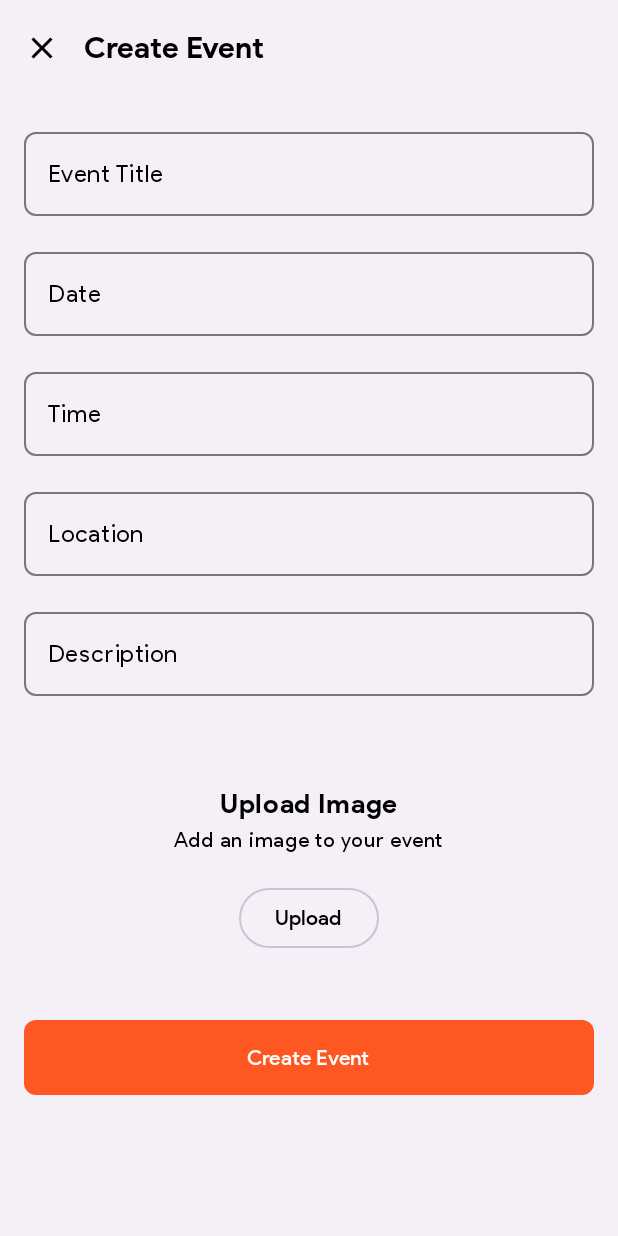
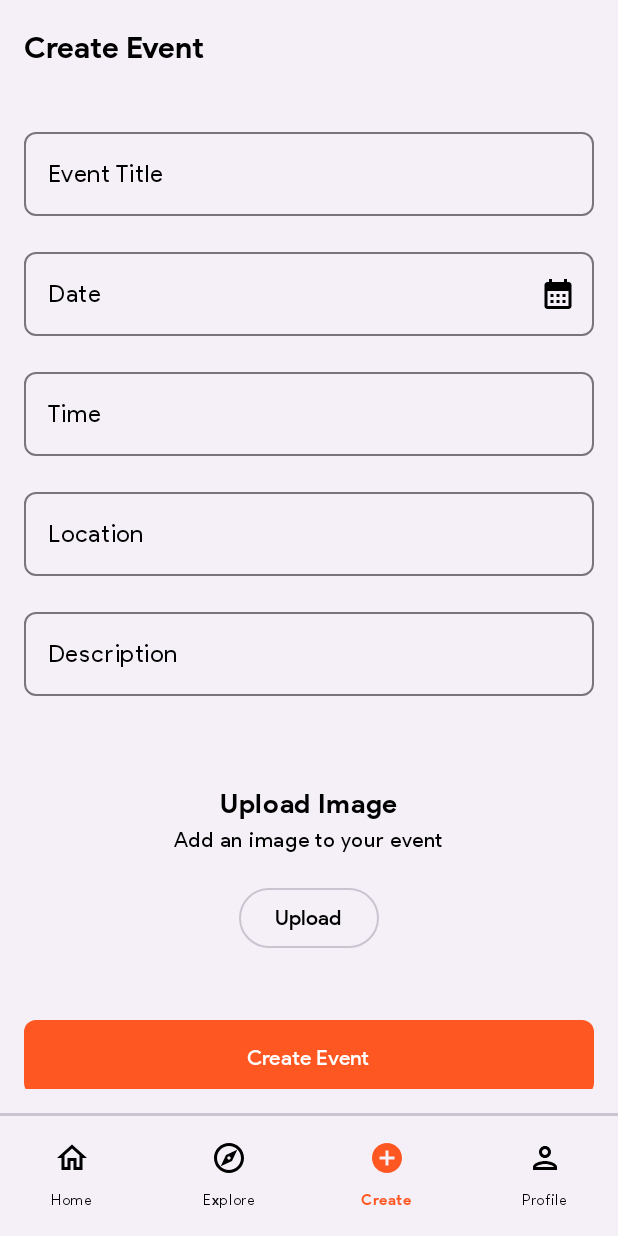
Before and after one commit to Dev-Micah/LiveSpotEvents, an Android app built with Jetpack Compose: the MainScreen screen opened through its navigation route, item 3 of the bottom bar chosen, on a phone screen of 412 x 824 dp. Run offline under Robolectric (Android 15) with nearby library versions, the phone set to English and light mode, and no system bars; our stand-ins replace Shimmer; libraries missing offline, so code that uses them is left out: io.github.jan.supabase; pictures from the network do not load; 1 statement that could not run was skipped.

```diff
--- a/app/src/main/java/com/micahnyabuto/livespotevents/ui/components/CustomTextField.kt
+++ b/app/src/main/java/com/micahnyabuto/livespotevents/ui/components/CustomTextField.kt
@@ -15,7 +15,8 @@ fun CustomTextField(
     onValueChange: (String) -> Unit,
     label: String,
     isError: Boolean = false,
-    supportingText: String? = null
+    supportingText: String? = null,
+    trailingIcon: @Composable (() -> Unit)? = null
 ) {
     OutlinedTextField(
         value = value,
@@ -29,6 +30,7 @@ fun CustomTextField(
             if (supportingText != null) {
                 Text(text = supportingText)
             }
-        }
+        },
+        trailingIcon = trailingIcon
     )
 }
--- a/app/src/main/java/com/micahnyabuto/livespotevents/ui/navigation/AppNavHost.kt
+++ b/app/src/main/java/com/micahnyabuto/livespotevents/ui/navigation/AppNavHost.kt
@@ -2,7 +2,6 @@ package com.micahnyabuto.livespotevents.ui.navigation
 
 
 import androidx.compose.runtime.Composable
-import androidx.navigation.NavController
 import androidx.navigation.NavHostController
 import androidx.navigation.compose.NavHost
 import androidx.navigation.compose.composable
@@ -13,7 +12,7 @@ import com.micahnyabuto.livespotevents.ui.screens.splash.SplashScreen
 
 @Composable
 fun AppNavHost() {
-    val navController = rememberNavController() // This is the App-level NavController
+    val navController = rememberNavController()
     NavHost(
         navController = navController,
         startDestination = Destinations.Splash.route
@@ -28,8 +27,7 @@ fun AppNavHost() {
             RegisterScreen(navController = navController)
         }
 
-        // THIS IS THE KEY CHANGE
-        // The "main" route now loads your entire Scaffold + Bottom Bar layout.
+
         composable(Destinations.Main.route) {
             MainScreen(appNavController = NavHostController(navController.context))
         }
--- a/app/src/main/java/com/micahnyabuto/livespotevents/ui/navigation/MainGraph.kt
+++ b/app/src/main/java/com/micahnyabuto/livespotevents/ui/navigation/MainGraph.kt
@@ -2,24 +2,11 @@ package com.micahnyabuto.livespotevents.ui.navigation
 
 import androidx.compose.foundation.layout.Column
 import androidx.compose.foundation.layout.WindowInsets
-import com.micahnyabuto.livespotevents.ui.screens.events.CreateEventScreen
-import com.micahnyabuto.livespotevents.ui.screens.events.EventsScreen
-import com.micahnyabuto.livespotevents.ui.screens.explore.ExploreScreen
-import com.micahnyabuto.livespotevents.ui.screens.profile.ProfileScreen
 import androidx.compose.foundation.layout.WindowInsetsSides
 import androidx.compose.foundation.layout.fillMaxSize
 import androidx.compose.foundation.layout.navigationBars
 import androidx.compose.foundation.layout.only
 import androidx.compose.foundation.layout.padding
-import androidx.compose.material.icons.Icons
-import androidx.compose.material.icons.filled.AddCircle
-import androidx.compose.material.icons.filled.Explore
-import androidx.compose.material.icons.filled.Home
-import androidx.compose.material.icons.filled.Person
-import androidx.compose.material.icons.outlined.AddCircleOutline
-import androidx.compose.material.icons.outlined.Explore
-import androidx.compose.material.icons.outlined.Home
-import androidx.compose.material.icons.outlined.Person
 import androidx.compose.material3.HorizontalDivider
 import androidx.compose.material3.Icon
 import androidx.compose.material3.MaterialTheme
@@ -32,7 +19,6 @@ import androidx.compose.runtime.Composable
 import androidx.compose.runtime.getValue
 import androidx.compose.ui.Modifier
 import androidx.compose.ui.graphics.Color
-import androidx.compose.ui.graphics.vector.ImageVector
 import androidx.compose.ui.text.font.FontWeight
 import androidx.compose.ui.unit.dp
 import androidx.compose.ui.unit.sp
@@ -42,17 +28,19 @@ import androidx.navigation.compose.NavHost
 import androidx.navigation.compose.composable
 import androidx.navigation.compose.currentBackStackEntryAsState
 import androidx.navigation.compose.rememberNavController
+import com.micahnyabuto.livespotevents.ui.screens.events.CreateEventScreen
+import com.micahnyabuto.livespotevents.ui.screens.events.EventsScreen
+import com.micahnyabuto.livespotevents.ui.screens.explore.ExploreScreen
+import com.micahnyabuto.livespotevents.ui.screens.profile.ProfileScreen
 
 @Composable
 fun MainScreen(
-    // This is the App-level NavController, for navigating *out* of the main layout
     appNavController: NavHostController
 ) {
-    // This is the NavController for the bottom bar tabs.
     val bottomBarNavController = rememberNavController()
     val navBackStackEntry by bottomBarNavController.currentBackStackEntryAsState()
     val currentRoute = navBackStackEntry?.destination?.route
-    val showBottomNavigation = currentRoute != Destinations.Create.route
+    val showBottomNavigation = currentRoute != Destinations.Splash.route
 
     Scaffold(
         modifier = Modifier.fillMaxSize(),
@@ -87,13 +75,10 @@ fun MainScreen(
                                 onClick = {
                                     if (currentRoute != navigationItem.route) {
                                         bottomBarNavController.navigate(navigationItem.route) {
-                                            // Pop up to the start destination of the graph to avoid building up a large back stack.
                                             popUpTo(bottomBarNavController.graph.findStartDestination().id) {
                                                 saveState = true
                                             }
-                                            // Avoid multiple copies of the same destination when re-selecting the same item
                                             launchSingleTop = true
-                                            // Restore state when re-selecting a previously selected item
                                             restoreState = true
                                         }
                                     }
@@ -112,9 +97,8 @@ fun MainScreen(
             }
         }
     ) { innerPadding ->
-        // This NavHost controls the content AREA of the Scaffold.
         NavHost(
-            navController = bottomBarNavController, // Use the inner controller
+            navController = bottomBarNavController,
             startDestination = Destinations.Home.route,
             modifier = Modifier.padding(innerPadding)
         ) {
--- a/app/src/main/java/com/micahnyabuto/livespotevents/ui/screens/events/CreateEventScreen.kt
+++ b/app/src/main/java/com/micahnyabuto/livespotevents/ui/screens/events/CreateEventScreen.kt
@@ -16,7 +16,7 @@ import androidx.compose.foundation.rememberScrollState
 import androidx.compose.foundation.shape.RoundedCornerShape
 import androidx.compose.foundation.verticalScroll
 import androidx.compose.material.icons.Icons
-import androidx.compose.material.icons.filled.Close
+import androidx.compose.material.icons.filled.CalendarMonth
 import androidx.compose.material3.CircularProgressIndicator
 import androidx.compose.material3.ExperimentalMaterial3Api
 import androidx.compose.material3.Icon
@@ -51,6 +51,7 @@ import coil.compose.rememberAsyncImagePainter
 import com.micahnyabuto.livespotevents.core.permissions.rememberImagePicker
 import com.micahnyabuto.livespotevents.ui.components.CustomButton
 import com.micahnyabuto.livespotevents.ui.components.CustomTextField
+import com.micahnyabuto.livespotevents.utils.DateDialog
 import org.koin.androidx.compose.koinViewModel
 
 @OptIn(ExperimentalMaterial3Api::class)
@@ -69,6 +70,8 @@ fun CreateEventScreen(
     val eventLocation = remember { mutableStateOf("") }
     val eventDescription = remember { mutableStateOf("") }
     var selectedImage by remember { mutableStateOf<Uri?>(null) }
+    val showDatePicker = remember { mutableStateOf(false) }
+
 
     val pickImage = rememberImagePicker(
         onImagePicked = { uri -> selectedImage = uri },
@@ -95,6 +98,18 @@ fun CreateEventScreen(
         }
     }
 
+    if (showDatePicker.value) {
+        DateDialog(
+            onDateSelected = {
+                eventDate.value = it
+                showDatePicker.value = false
+            },
+            onDismiss = {
+                showDatePicker.value = false
+            }
+        )
+    }
+
     Scaffold(
         snackbarHost = { SnackbarHost(snackbarHostState) },
         topBar = {
@@ -107,12 +122,8 @@ fun CreateEventScreen(
                         modifier = Modifier.fillMaxWidth()
                     )
                 },
-                navigationIcon = {
-                    IconButton(onClick = { navController.popBackStack() }) {
-                        Icon(Icons.Default.Close, contentDescription = "Close")
-                    }
-                }
-            )
+
+                )
         }
     ) { innerPadding ->
 
@@ -136,7 +147,12 @@ fun CreateEventScreen(
                 CustomTextField(
                     value = eventDate.value,
                     onValueChange = { eventDate.value = it },
-                    label = "Date"
+                    label = "Date",
+                    trailingIcon = {
+                        IconButton(onClick = { showDatePicker.value = true }) {
+                            Icon(imageVector = Icons.Default.CalendarMonth, contentDescription = "Pick Date")
+                        }
+                    }
                 )
 
                 CustomTextField(
--- a/app/src/main/java/com/micahnyabuto/livespotevents/ui/screens/events/EventsScreen.kt
+++ b/app/src/main/java/com/micahnyabuto/livespotevents/ui/screens/events/EventsScreen.kt
@@ -83,11 +83,6 @@ fun EventsScreen(
         topBar = {
             TopAppBar(
                 title = { Text(text = "Events") },
-//                actions = {
-//                    IconButton(onClick = { navController.navigate(Destinations.Create.route) }) {
-//                        Icon(Icons.Default.Add, contentDescription = "Add")
-//                    }
-//                }
             )
         }
     ) { innerPadding ->
@@ -150,12 +145,11 @@ fun EventsScreen(
                             horizontalAlignment = Alignment.CenterHorizontally,
                             verticalArrangement = Arrangement.Center
                         ) {
-                            EventsShimmerEffect()
-//                            Text(
-//                                text = "No events found",
-//                                style = MaterialTheme.typography.bodyLarge,
-//                                color = MaterialTheme.colorScheme.onSurfaceVariant
-//                            )
+                            Text(
+                               text = "No events found",
+                               style = MaterialTheme.typography.bodyLarge,
+                               color = MaterialTheme.colorScheme.onSurfaceVariant
+                           )
                         }
                     }
                     else -> {
--- a/app/src/main/java/com/micahnyabuto/livespotevents/ui/screens/events/EventsViewModel.kt
+++ b/app/src/main/java/com/micahnyabuto/livespotevents/ui/screens/events/EventsViewModel.kt
@@ -47,12 +47,13 @@ class EventsViewModel(private val repository: EventsRepository) : ViewModel() {
             try {
                 val imageUrl = imageUri?.let { repository.uploadEventImage(context, it) }
                 val event = Event(
+                    id = null,
                     title = title,
                     event_date = date,
                     event_time = time,
                     location = location,
                     description = description,
-                    image_url = imageUrl
+                    image_url = imageUrl,
                 )
                 repository.createEvent(event)
                 loadEvents()
--- a/app/src/main/java/com/micahnyabuto/livespotevents/utils/DatePickerDialog.kt
+++ b/app/src/main/java/com/micahnyabuto/livespotevents/utils/DatePickerDialog.kt
@@ -19,7 +19,7 @@ fun DateDialog(
 ) {
     val datePickerState = rememberDatePickerState()
     val selectedDate = datePickerState.selectedDateMillis?.let {
-        SimpleDateFormat("dd/MM/yyyy", Locale.getDefault()).format(Date(it))
+        SimpleDateFormat("yyy/MM/dd", Locale.getDefault()).format(Date(it))
     } ?: ""
 
     DatePickerDialog(
```
Also changed, not shown: app/build.gradle.kts (+12 -0 lines).
